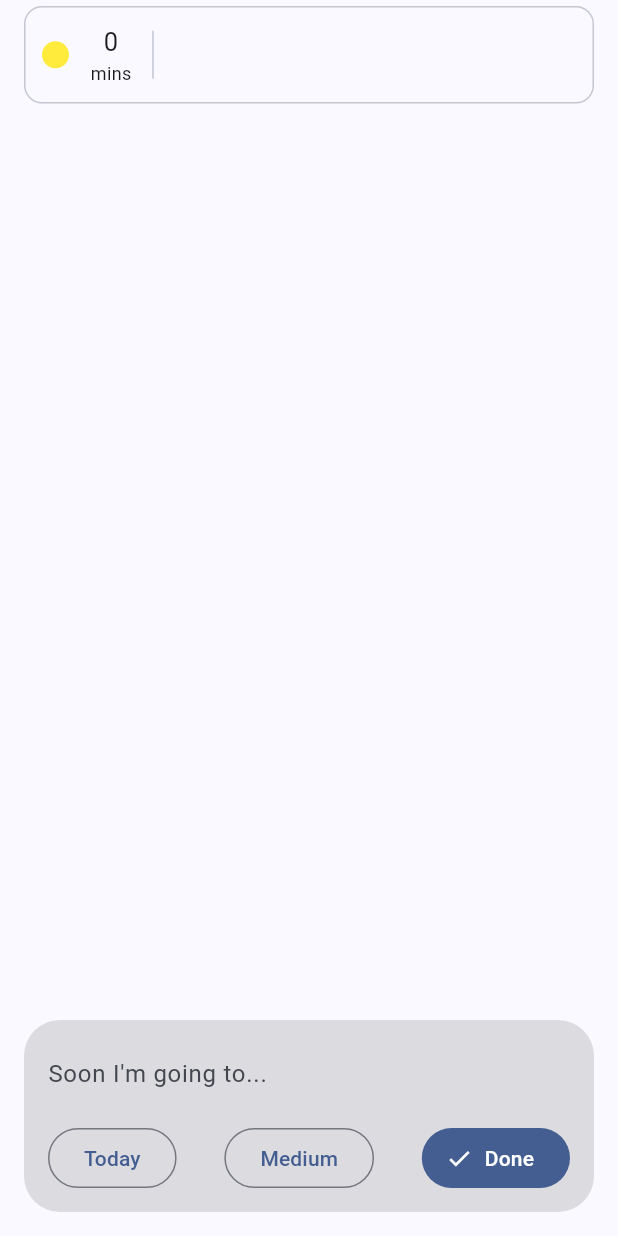
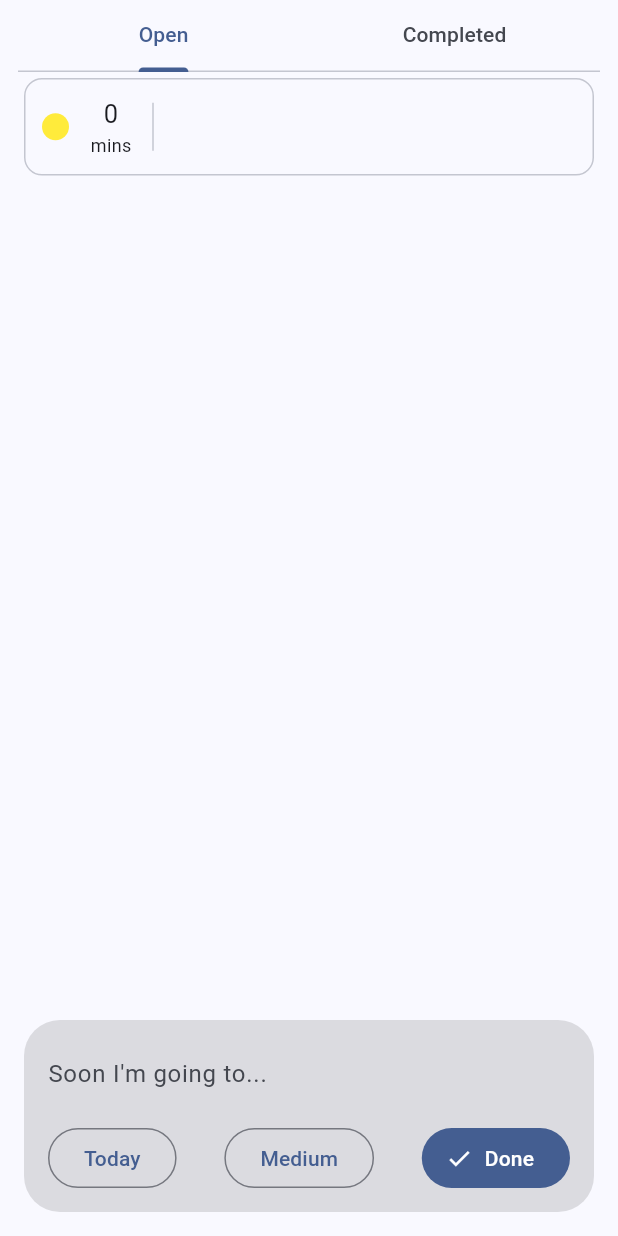
Before and after one commit to flavianz/soon, a Flutter app: the HomePage screen opened by its route, item 3 of the bottom bar chosen, on a phone screen of 412 x 824 dp. Run offline on Flutter 3.47's test engine with Material 3 defaults, Android fonts, the phone set to English and light mode, and no system bars; our stand-ins replace cloud_firestore, firebase_auth, firebase_core, flutter_riverpod, go_router; missing offline and left inert: firebase_ui_auth, firebase_ui_localizations, firebase_ui_oauth_google; accounts and stored records are empty.

Commit message:
completing mechanism added

```diff
--- /dev/null
+++ b/lib/components/task_card.dart
@@ -0,0 +1,80 @@
+import 'package:cloud_firestore/cloud_firestore.dart';
+import 'package:flutter/material.dart';
+
+import '../core/task.dart';
+import '../utils.dart';
+
+class TaskCard extends StatelessWidget {
+  final Task task;
+
+  const TaskCard({super.key, required this.task});
+
+  @override
+  Widget build(BuildContext context) {
+    final timeDiff = getTimeDifferenceText(task.deadlineTimestamp);
+    return Dismissible(
+      key: Key("${task.id}_${task.hasBeenCompleted()}"),
+      background: Container(
+        color: Colors.green,
+        alignment: Alignment.centerLeft,
+        padding: EdgeInsets.only(left: 20),
+        child: Icon(Icons.check, color: Colors.white),
+      ),
+
+      secondaryBackground: Container(
+        color: Colors.grey,
+        alignment: Alignment.centerRight,
+        padding: EdgeInsets.only(right: 20),
+        child: Icon(Icons.edit, color: Colors.white),
+      ),
+
+      confirmDismiss: (direction) async {
+        if (direction == DismissDirection.startToEnd) {
+          await FirebaseFirestore.instance
+              .collection("tasks")
+              .doc(task.id)
+              .update({
+                "has_been_completed": true,
+                "completion_timestamp": Timestamp.now(),
+              });
+        } else {
+          print("right");
+        }
+        return false;
+      },
+      child: Card.outlined(
+        child: Padding(
+          padding: EdgeInsets.all(12),
+          child: Row(
+            children: [
+              Container(
+                constraints: BoxConstraints(minHeight: 18, minWidth: 18),
+                decoration: BoxDecoration(
+                  color: switch (task.effort) {
+                    TaskEffort.easy => Colors.green.shade100,
+                    TaskEffort.medium => Colors.yellow.shade500,
+                    TaskEffort.hard => Colors.orange.shade500,
+                    TaskEffort.veryHard => Colors.redAccent.shade100,
+                  },
+                  borderRadius: BorderRadius.circular(100),
+                ),
+              ),
+              SizedBox(width: 8),
+              SizedBox(
+                width: 40,
+                child: Column(
+                  children: [
+                    Text(timeDiff.$1),
+                    Text(timeDiff.$2, style: TextStyle(fontSize: 12)),
+                  ],
+                ),
+              ),
+              SizedBox(height: 32, child: VerticalDivider()),
+              Text(task.description),
+            ],
+          ),
+        ),
+      ),
+    );
+  }
+}
--- a/lib/pages/home_page.dart
+++ b/lib/pages/home_page.dart
@@ -2,10 +2,8 @@ import 'package:cloud_firestore/cloud_firestore.dart';
 import 'package:firebase_auth/firebase_auth.dart';
 import 'package:flutter/material.dart';
 import 'package:flutter_riverpod/flutter_riverpod.dart';
+import 'package:soon/components/task_card.dart';
 import 'package:soon/providers.dart';
-
-import '../core/task.dart';
-import '../utils.dart';
 
 class HomePage extends ConsumerStatefulWidget {
   const HomePage({super.key});
@@ -15,6 +13,14 @@ class HomePage extends ConsumerStatefulWidget {
 }
 
 class _HomePageState extends ConsumerState<HomePage> {
+  final inputController = TextEditingController();
+
+  @override
+  void dispose() {
+    inputController.dispose();
+    super.dispose();
+  }
+
   @override
   Widget build(BuildContext context) {
     final tasksStream = ref.watch(tasksProvider);
@@ -26,91 +32,41 @@ class _HomePageState extends ConsumerState<HomePage> {
       return Center(child: Text("Error"));
     }
 
-    final inputController = TextEditingController();
-
     final tasks = tasksStream.value!;
     tasks.sort(
       (task1, task2) =>
           task1.deadlineTimestamp.compareTo(task2.deadlineTimestamp),
     );
+    final openTasks = tasks
+        .where((task) => !task.hasBeenCompleted())
+        .map((task) => TaskCard(task: task))
+        .toList();
+    final completedTasks = tasks
+        .where((task) => task.hasBeenCompleted())
+        .map((task) => TaskCard(task: task))
+        .toList();
 
-    return Column(
-      children: [
-        Expanded(
-          child: SingleChildScrollView(
-            child: Column(
-              crossAxisAlignment: CrossAxisAlignment.stretch,
-              children: tasks.map((task) {
-                final timeDiff = getTimeDifferenceText(task.deadlineTimestamp);
-                return Dismissible(
-                  key: Key(task.id),
-                  background: Container(
-                    color: Colors.green,
-                    alignment: Alignment.centerLeft,
-                    padding: EdgeInsets.only(left: 20),
-                    child: Icon(Icons.check, color: Colors.white),
-                  ),
-
-                  // Swipe left → red background
-                  secondaryBackground: Container(
-                    color: Colors.grey,
-                    alignment: Alignment.centerRight,
-                    padding: EdgeInsets.only(right: 20),
-                    child: Icon(Icons.edit, color: Colors.white),
-                  ),
-
-                  confirmDismiss: (direction) async {
-                    if (direction == DismissDirection.startToEnd) {
-                      print("left");
-                      return true;
-                    } else {
-                      print("right");
-                      return false;
-                    }
-                  },
-                  child: Card.outlined(
-                    child: Padding(
-                      padding: EdgeInsets.all(12),
-                      child: Row(
-                        children: [
-                          Container(
-                            constraints: BoxConstraints(
-                              minHeight: 18,
-                              minWidth: 18,
-                            ),
-                            decoration: BoxDecoration(
-                              color: switch (task.effort) {
-                                TaskEffort.easy => Colors.green.shade100,
-                                TaskEffort.medium => Colors.yellow.shade500,
-                                TaskEffort.hard => Colors.amber.shade500,
-                                TaskEffort.veryHard =>
-                                  Colors.redAccent.shade100,
-                              },
-                              borderRadius: BorderRadius.circular(100),
-                            ),
-                          ),
-                          SizedBox(width: 8),
-                          SizedBox(
-                            width: 40,
+    return DefaultTabController(
+      length: 2,
       child: Column(
         children: [
-                                Text(timeDiff.$1),
-                                Text(
-                                  timeDiff.$2,
-                                  style: TextStyle(fontSize: 12),
-                                ),
+          TabBar(
+            tabs: [
+              Tab(text: "Open"),
+              Tab(text: "Completed"),
             ],
           ),
-                          ),
-                          SizedBox(height: 32, child: VerticalDivider()),
-                          Text(task.description),
+          Expanded(
+            child: TabBarView(
+              children: [
+                openTasks.isEmpty
+                    ? Center(child: Text("No open tasks"))
+                    : ListView(children: openTasks),
+
+                completedTasks.isEmpty
+                    ? Center(child: Text("No completed tasks"))
+                    : ListView(children: completedTasks),
               ],
-                      ),
-                    ),
-                  ),
-                );
-              }).toList(),
-            ),
             ),
           ),
           Padding(
@@ -121,7 +77,10 @@ class _HomePageState extends ConsumerState<HomePage> {
               ),
               color: Theme.of(context).focusColor,
               child: Padding(
-              padding: const EdgeInsets.symmetric(horizontal: 16, vertical: 12),
+                padding: const EdgeInsets.symmetric(
+                  horizontal: 16,
+                  vertical: 12,
+                ),
                 child: Column(
                   children: [
                     TextField(
@@ -159,6 +118,7 @@ class _HomePageState extends ConsumerState<HomePage> {
             ),
           ),
         ],
+      ),
     );
   }
 }
```
Lines whose indentation alone changed are shown as unchanged.
